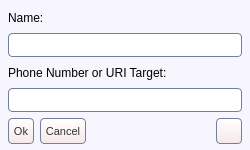
Before: the Qt Designer form share/skins/default/addrbook.ui in itds-consulting/yate, drawn with Qt 5.
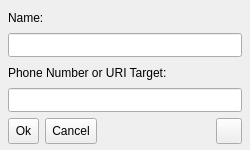
After: the same form once the commit is applied. Icons and pictures are not drawn.

Commit message: Added application stylesheet file. Removed global stylesheet from UI files. Increased font size.

Diff of the .ui file:
```diff
--- a/share/skins/default/addrbook.ui
+++ b/share/skins/default/addrbook.ui
@@ -33,90 +33,8 @@
   <property name="windowIcon" >
    <iconset>book.png</iconset>
   </property>
-  <property name="styleSheet" >
-   <string>QWidget#addrbook {
-  background:#f7f5fd;
-}
-QLineEdit {
-  color:#333333;
-  border: 1px solid #717fa0;
-  border-radius: 4px;
-}
-QAbstractButton { font-size: 11px; color: #333333; }
-QToolButton {
-  border: 1px solid #717fa0;
-  border-radius: 4px;
-  background: qlineargradient(x1: 0, y1: 0, x2: 0, y2: 1, stop: 0 #ffffff, stop: 1 #f6e8e8);
-}
-QToolButton:hover { background: qlineargradient(x1: 0, y1: 0, x2: 0, y2: 1, stop: 0 #ffffff, stop: 1 #f9f3f3); }
-QToolButton:pressed { background: qlineargradient(x1: 0, y1: 0, x2: 0, y2: 1, stop: 0 #f6e8e8, stop: 1 #ffffff); }
-QPushButton {
-  border: 1px solid #717fa0;
-  border-radius: 4px;
-  background: qlineargradient(x1: 0, y1: 0, x2: 0, y2: 1, stop: 0 #ffffff, stop: 1 #f6e8e8);
-}
-QPushButton:hover { background: qlineargradient(x1: 0, y1: 0, x2: 0, y2: 1, stop: 0 #ffffff, stop: 1 #f9f3f3); }
-QPushButton:pressed { background: qlineargradient(x1: 0, y1: 0, x2: 0, y2: 1, stop: 0 #f6e8e8, stop: 1 #ffffff); }
-QComboBox::down-arrow { image: url(cb_arrow.png); }
-QComboBox::down-arrow:on { top: 1px; left: 1px; }
-QComboBox {
-  padding-left: 2px;
-  padding-right: 25px;
-  border: 1px solid #717fa0;
-  border-radius: 4px;
-}
-QComboBox::drop-down {
-  width: 22px;
-  border-left: 1px solid #717fa0;
-}
-QCheckBox::indicator:checked { image: url(checkbox_on.png); }
-QCheckBox::indicator:unchecked { image: url(checkbox_off.png); }
-QRadioButton::indicator:checked { image: url(radio_on.png); }
-QRadioButton::indicator:unchecked { image: url(radio_off.png); }
-QScrollBar { border: 1px solid #717fa0; background: white; }
-QScrollBar::handle {
-  background: qlineargradient(x1: 0, y1: 0, x2: 0, y2: 1, stop: 0 #ffffff, stop: 1 #f6e8e8);
-  border: 1px solid #717fa0;
-}
-QScrollBar:vertical {
-  width: 14px;
-  margin: 16px 0px 16px 0px;
-  border-top: 0px;
-  border-bottom: 0px;
-  border-right: 0px;
-}
-QScrollBar:horizontal {
-  height: 14px;
-  margin: 0px 16px 0px 16px;
-  border-left: 0px;
-  border-right: 0px;
-  border-bottom: 0px;
-}
-QScrollBar::add-line {
-  height: 13px;
-  width: 13px;
-  border: 1px solid #717fa0;
-  subcontrol-origin: margin;
-  background: qlineargradient(x1: 0, y1: 0, x2: 0, y2: 1, stop: 0 #ffffff, stop: 1 #f6e8e8);
-}
-QScrollBar::sub-line {
-  height: 13px;
-  width: 13px;
-  border: 1px solid #717fa0;
-  subcontrol-origin: margin;
-  background: qlineargradient(x1: 0, y1: 0, x2: 0, y2: 1, stop: 0 #ffffff, stop: 1 #f6e8e8);
-}
-QScrollBar::handle:vertical { border-left: 0px; border-right: 0px; }
-QScrollBar::handle:horizontal { border-top: 0px; border-bottom: 0px; }
-QScrollBar::add-line:vertical { subcontrol-position: bottom; image: url(scroll_down.png); height: 14px; }
-QScrollBar::sub-line:vertical { subcontrol-position: top; image: url(scroll_up.png); height: 14px; }
-QScrollBar::add-line:horizontal { subcontrol-position: right; image: url(scroll_right.png); width: 14px; }
-QScrollBar::sub-line:horizontal { subcontrol-position: left; image: url(scroll_left.png); width: 14px; }
-QScrollBar::up-arrow:pressed { border: 1px solid #717fa0; }
-QScrollBar::down-arrow:pressed { border: 1px solid #717fa0; }
-QScrollBar::left-arrow:pressed { border: 1px solid #717fa0; }
-QScrollBar::right-arrow:pressed { border: 1px solid #717fa0; }
-</string>
+  <property name="_yate_window" stdset="0" >
+   <bool>true</bool>
   </property>
   <layout class="QVBoxLayout" >
    <property name="spacing" >
```
The commit also changes 26 other files.
